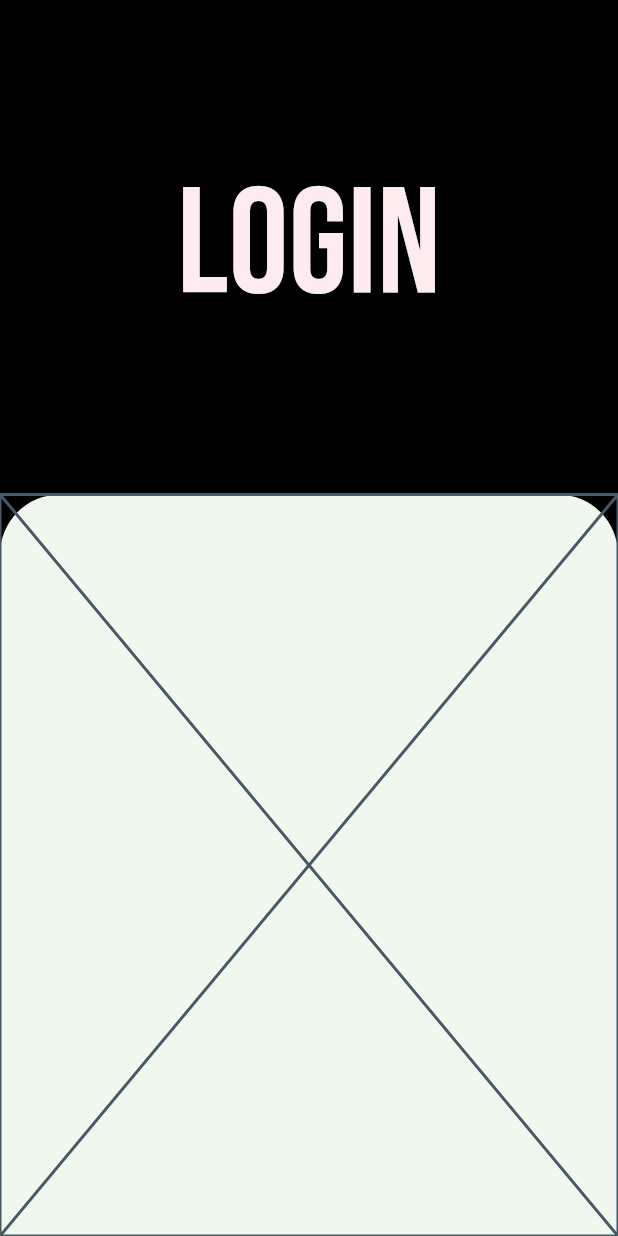
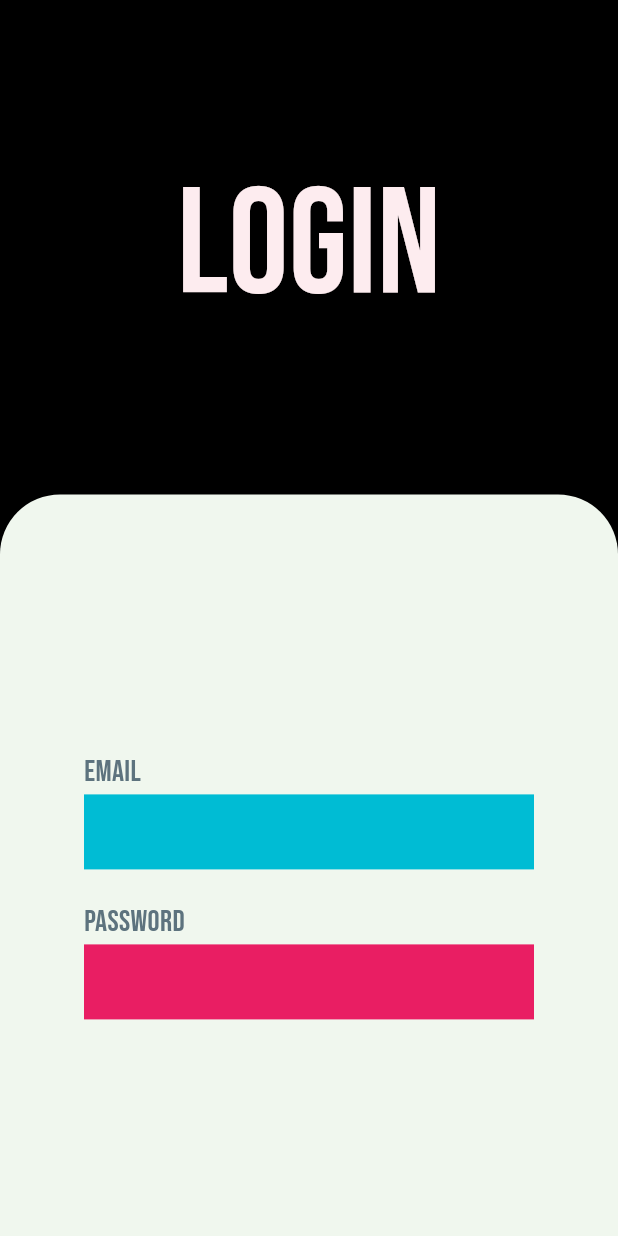
Before and after one commit to yurifilgueira/login_app_flutter, a Flutter app: the screen it shows after launch, on a phone screen of 412 x 824 dp. Run offline on Flutter 3.47's test engine with Material 3 defaults, Android fonts, the phone set to English and light mode, and no system bars; our stand-ins replace google_fonts.

Commit message:
Feat: LoginCard layout

```diff
--- a/lib/main.dart
+++ b/lib/main.dart
@@ -63,14 +63,12 @@ class _LoginPageState extends State<LoginPage> {
       body: Column(
         children: [
           SizedBox(
-            height: MediaQuery.of(context).size.height * 0.40,
-            child: const Align(
-              alignment: Alignment.center,
-              child: LoginText(),
-          )),
-          const Expanded(
-            child: LoginCard(),
-          ),
+              height: MediaQuery.of(context).size.height * 0.40,
+              child: const Align(
+                alignment: Alignment.center,
+                child: LoginText(),
+              )),
+          const LoginCard(),
         ],
       ),
     );
@@ -91,7 +89,52 @@ class LoginCard extends StatelessWidget {
         width: double.infinity,
         child: Container(
           decoration: _getDecorationLoginContainer(context),
-          child: const Placeholder(),
+          child: Column(
+            children: [
+              SizedBox(
+                width: 300,
+                height: 200,
+                child: Align(
+                  alignment: Alignment.bottomLeft,
+                  child: Text(
+                    "Email",
+                    style: GoogleFonts.bebasNeue(
+                        textStyle: TextStyle(
+                            color: Theme.of(context)
+                                .colorScheme
+                                .onPrimaryContainer,
+                            fontSize: 20)),
+                  ),
+                ),
+              ),
+              Container(
+                width: 300,
+                height: 50,
+                color: Colors.cyan,
+              ),
+              SizedBox(
+                width: 300,
+                height: 50,
+                child: Align(
+                  alignment: Alignment.bottomLeft,
+                  child: Text(
+                    "Password",
+                    style: GoogleFonts.bebasNeue(
+                        textStyle: TextStyle(
+                            color: Theme.of(context)
+                                .colorScheme
+                                .onPrimaryContainer,
+                            fontSize: 20)),
+                  ),
+                ),
+              ),
+              Container(
+                width: 300,
+                height: 50,
+                color: Colors.pink,
+              ),
+            ],
+          ),
         ),
       ),
     );
@@ -109,16 +152,15 @@ class LoginCard extends StatelessWidget {
 }
 
 class LoginText extends StatelessWidget {
-  const LoginText({
-    super.key
-  });
+  const LoginText({super.key});
 
   @override
   Widget build(BuildContext context) {
-
-    return  Text(
+    return Text(
       "Login",
-      style: GoogleFonts.bebasNeue(textStyle: TextStyle(color: Theme.of(context).colorScheme.onSurface, fontSize: 100)),
+      style: GoogleFonts.bebasNeue(
+          textStyle: TextStyle(
+              color: Theme.of(context).colorScheme.onSurface, fontSize: 100)),
     );
   }
 }
```
